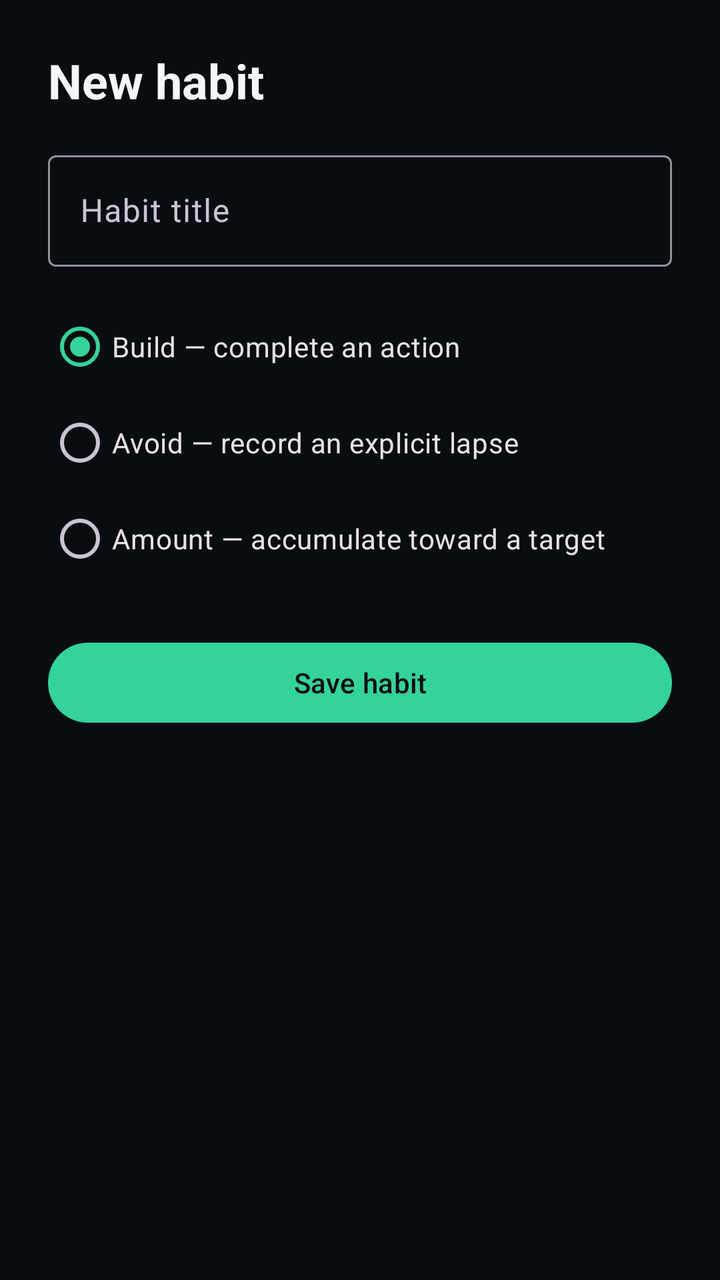
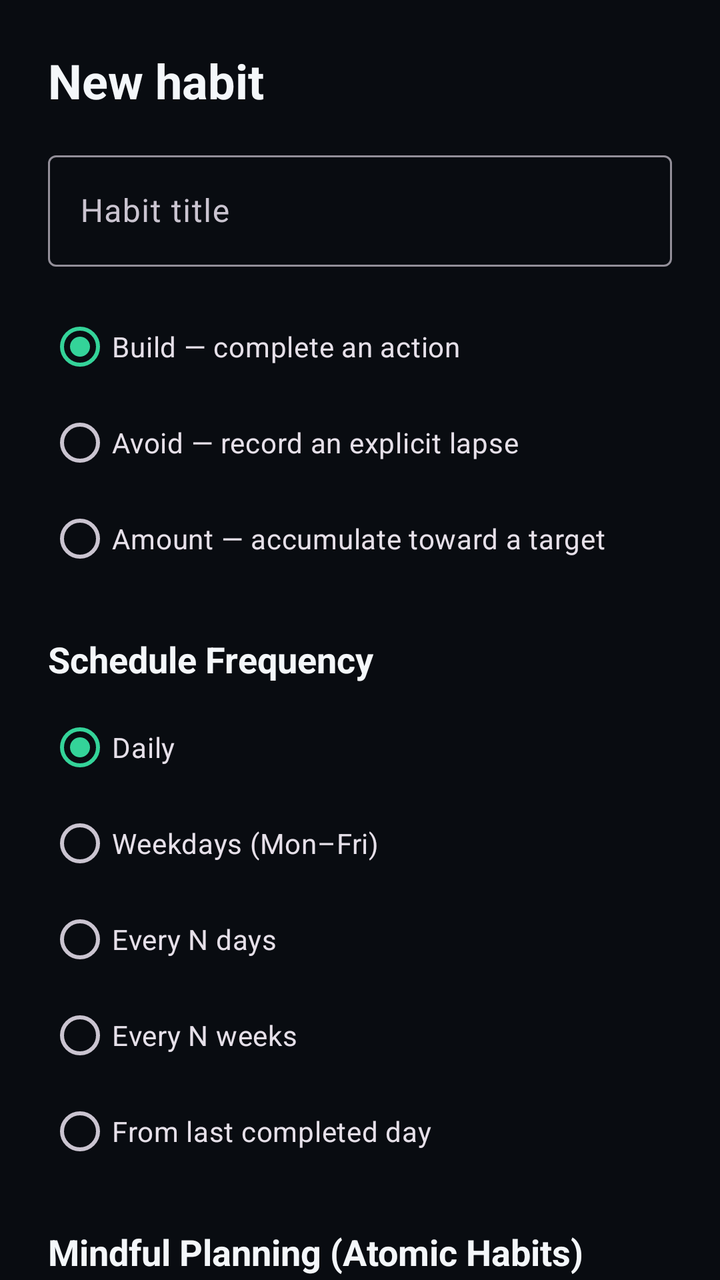

Before-and-after screenshots of an Android layout around one commit, followed by the original layout XML and the change that was made.
<!-- AndroidManifest.xml: application theme Theme.Prottasha -->
<!-- res/layout/activity_habit_edit.xml -->
<?xml version="1.0" encoding="utf-8"?>
<androidx.core.widget.NestedScrollView xmlns:android="http://schemas.android.com/apk/res/android"
    android:layout_width="match_parent"
    android:layout_height="match_parent">
    <LinearLayout
        android:layout_width="match_parent"
        android:layout_height="wrap_content"
        android:orientation="vertical"
        android:padding="@dimen/spacing_large">
        <TextView android:layout_width="match_parent" android:layout_height="wrap_content" android:text="@string/habit_edit_title" android:textColor="@color/color_text_primary" android:textSize="@dimen/text_headline" android:textStyle="bold" />
        <com.google.android.material.textfield.TextInputLayout android:id="@+id/habit_title_layout" android:layout_width="match_parent" android:layout_height="wrap_content" android:layout_marginTop="@dimen/spacing_medium" android:hint="@string/habit_title_hint">
            <com.google.android.material.textfield.TextInputEditText android:id="@+id/habit_title_input" android:layout_width="match_parent" android:layout_height="wrap_content" android:inputType="textCapSentences" android:maxLength="100" />
        </com.google.android.material.textfield.TextInputLayout>
        <RadioGroup android:id="@+id/habit_type_group" android:layout_width="match_parent" android:layout_height="wrap_content" android:layout_marginTop="@dimen/spacing_medium" android:checkedButton="@id/habit_type_build">
            <RadioButton android:id="@+id/habit_type_build" android:layout_width="match_parent" android:layout_height="wrap_content" android:minHeight="@dimen/touch_target_min" android:text="@string/habit_type_build" />
            <RadioButton android:id="@+id/habit_type_avoid" android:layout_width="match_parent" android:layout_height="wrap_content" android:minHeight="@dimen/touch_target_min" android:text="@string/habit_type_avoid" />
            <RadioButton android:id="@+id/habit_type_amount" android:layout_width="match_parent" android:layout_height="wrap_content" android:minHeight="@dimen/touch_target_min" android:text="@string/habit_type_amount" />
        </RadioGroup>
        <com.google.android.material.textfield.TextInputLayout android:id="@+id/habit_target_layout" android:layout_width="match_parent" android:layout_height="wrap_content" android:hint="@string/habit_target_hint" android:visibility="gone">
            <com.google.android.material.textfield.TextInputEditText android:id="@+id/habit_target_input" android:layout_width="match_parent" android:layout_height="wrap_content" android:inputType="number" android:text="@string/habit_default_target" />
        </com.google.android.material.textfield.TextInputLayout>
        <com.google.android.material.button.MaterialButton android:id="@+id/habit_save_button" style="@style/Widget.Prottasha.Button.Pill" android:layout_width="match_parent" android:layout_height="wrap_content" android:layout_marginTop="@dimen/spacing_large" android:minHeight="@dimen/touch_target_min" android:text="@string/habit_save" />
    </LinearLayout>
</androidx.core.widget.NestedScrollView>
<!-- resources referenced by this layout -->
<resources>
  <color name="color_text_primary">#F4F7FA</color>
  <dimen name="spacing_large">24dp</dimen>
  <dimen name="spacing_medium">16dp</dimen>
  <dimen name="text_headline">24sp</dimen>
  <dimen name="touch_target_min">48dp</dimen>
  <string name="habit_default_target">1</string>
  <string name="habit_edit_title">New habit</string>
  <string name="habit_save">Save habit</string>
  <string name="habit_target_hint">Daily target</string>
  <string name="habit_title_hint">Habit title</string>
  <string name="habit_type_amount">Amount — accumulate toward a target</string>
  <string name="habit_type_avoid">Avoid — record an explicit lapse</string>
  <string name="habit_type_build">Build — complete an action</string>
  <style name="Widget.Prottasha.Button.Pill" parent="Widget.Material3.Button">
          <item name="android:textColor">@color/color_on_hope</item>
          <item name="cornerRadius">@dimen/pill_button_radius</item>
          <item name="backgroundTint">@color/color_hope</item>
      </style>
  <color name="color_on_hope">#090C11</color>
  <dimen name="pill_button_radius">28dp</dimen>
  <color name="color_hope">#34D399</color>
  <color name="color_background">#090C11</color>
  <color name="color_surface">#151A22</color>
  <color name="color_surface_raised">#202833</color>
  <color name="color_identity">#7C8DFF</color>
  <color name="color_on_identity">#090C11</color>
  <color name="color_crisis">#F87171</color>
  <color name="color_on_crisis">#090C11</color>
  <color name="color_text_secondary">#A9B3C0</color>
  <!-- unchanged entries left out for length: 1 -->
</resources>

<!-- the commit's change to res/layout/activity_habit_edit.xml (unified diff, before → after) -->
@@ -1,24 +1,379 @@
 <?xml version="1.0" encoding="utf-8"?>
 <androidx.core.widget.NestedScrollView xmlns:android="http://schemas.android.com/apk/res/android"
+    xmlns:app="http://schemas.android.com/apk/res-auto"
     android:layout_width="match_parent"
-    android:layout_height="match_parent">
+    android:layout_height="match_parent"
+    android:fillViewport="true">
+
     <LinearLayout
         android:layout_width="match_parent"
         android:layout_height="wrap_content"
         android:orientation="vertical"
         android:padding="@dimen/spacing_large">
-        <TextView android:layout_width="match_parent" android:layout_height="wrap_content" android:text="@string/habit_edit_title" android:textColor="@color/color_text_primary" android:textSize="@dimen/text_headline" android:textStyle="bold" />
-        <com.google.android.material.textfield.TextInputLayout android:id="@+id/habit_title_layout" android:layout_width="match_parent" android:layout_height="wrap_content" android:layout_marginTop="@dimen/spacing_medium" android:hint="@string/habit_title_hint">
-            <com.google.android.material.textfield.TextInputEditText android:id="@+id/habit_title_input" android:layout_width="match_parent" android:layout_height="wrap_content" android:inputType="textCapSentences" android:maxLength="100" />
-        </com.google.android.material.textfield.TextInputLayout>
-        <RadioGroup android:id="@+id/habit_type_group" android:layout_width="match_parent" android:layout_height="wrap_content" android:layout_marginTop="@dimen/spacing_medium" android:checkedButton="@id/habit_type_build">
-            <RadioButton android:id="@+id/habit_type_build" android:layout_width="match_parent" android:layout_height="wrap_content" android:minHeight="@dimen/touch_target_min" android:text="@string/habit_type_build" />
-            <RadioButton android:id="@+id/habit_type_avoid" android:layout_width="match_parent" android:layout_height="wrap_content" android:minHeight="@dimen/touch_target_min" android:text="@string/habit_type_avoid" />
-            <RadioButton android:id="@+id/habit_type_amount" android:layout_width="match_parent" android:layout_height="wrap_content" android:minHeight="@dimen/touch_target_min" android:text="@string/habit_type_amount" />
+
+        <TextView
+            android:id="@+id/habit_edit_screen_title"
+            android:layout_width="match_parent"
+            android:layout_height="wrap_content"
+            android:text="@string/habit_edit_title"
+            android:textColor="@color/color_text_primary"
+            android:textSize="@dimen/text_headline"
+            android:textStyle="bold" />
+
+        <com.google.android.material.textfield.TextInputLayout
+            android:id="@+id/habit_title_layout"
+            android:layout_width="match_parent"
+            android:layout_height="wrap_content"
+            android:layout_marginTop="@dimen/spacing_medium"
+            android:hint="@string/habit_title_hint">
+
+            <com.google.android.material.textfield.TextInputEditText
+                android:id="@+id/habit_title_input"
+                android:layout_width="match_parent"
+                android:layout_height="wrap_content"
+                android:inputType="textCapSentences"
+                android:maxLength="100" />
+        </com.google.android.material.textfield.TextInputLayout>
+
+        
+        <RadioGroup
+            android:id="@+id/habit_type_group"
+            android:layout_width="match_parent"
+            android:layout_height="wrap_content"
+            android:layout_marginTop="@dimen/spacing_medium"
+            android:checkedButton="@id/habit_type_build">
+
+            <RadioButton
+                android:id="@+id/habit_type_build"
+                android:layout_width="match_parent"
+                android:layout_height="wrap_content"
+                android:minHeight="@dimen/touch_target_min"
+                android:text="@string/habit_type_build" />
+
+            <RadioButton
+                android:id="@+id/habit_type_avoid"
+                android:layout_width="match_parent"
+                android:layout_height="wrap_content"
+                android:minHeight="@dimen/touch_target_min"
+                android:text="@string/habit_type_avoid" />
+
+            <RadioButton
+                android:id="@+id/habit_type_amount"
+                android:layout_width="match_parent"
+                android:layout_height="wrap_content"
+                android:minHeight="@dimen/touch_target_min"
+                android:text="@string/habit_type_amount" />
         </RadioGroup>
-        <com.google.android.material.textfield.TextInputLayout android:id="@+id/habit_target_layout" android:layout_width="match_parent" android:layout_height="wrap_content" android:hint="@string/habit_target_hint" android:visibility="gone">
-            <com.google.android.material.textfield.TextInputEditText android:id="@+id/habit_target_input" android:layout_width="match_parent" android:layout_height="wrap_content" android:inputType="number" android:text="@string/habit_default_target" />
-        </com.google.android.material.textfield.TextInputLayout>
-        <com.google.android.material.button.MaterialButton android:id="@+id/habit_save_button" style="@style/Widget.Prottasha.Button.Pill" android:layout_width="match_parent" android:layout_height="wrap_content" android:layout_marginTop="@dimen/spacing_large" android:minHeight="@dimen/touch_target_min" android:text="@string/habit_save" />
+
+        
+        <com.google.android.material.textfield.TextInputLayout
+            android:id="@+id/habit_target_layout"
+            android:layout_width="match_parent"
+            android:layout_height="wrap_content"
+            android:layout_marginTop="@dimen/spacing_small"
+            android:hint="@string/habit_target_hint"
+            android:visibility="gone">
+
+            <com.google.android.material.textfield.TextInputEditText
+                android:id="@+id/habit_target_input"
+                android:layout_width="match_parent"
+                android:layout_height="wrap_content"
+                android:inputType="number"
+                android:text="@string/habit_default_target" />
+        </com.google.android.material.textfield.TextInputLayout>
+
+        
+        <LinearLayout
+            android:id="@+id/habit_amount_section"
+            android:layout_width="match_parent"
+            android:layout_height="wrap_content"
+            android:orientation="vertical"
+            android:visibility="gone">
+
+            <com.google.android.material.textfield.TextInputLayout
+                android:id="@+id/habit_unit_layout"
+                android:layout_width="match_parent"
+                android:layout_height="wrap_content"
+                android:layout_marginTop="@dimen/spacing_small"
+                android:hint="@string/habit_unit_hint">
+
+                <com.google.android.material.textfield.TextInputEditText
+                    android:id="@+id/habit_unit_input"
+                    android:layout_width="match_parent"
+                    android:layout_height="wrap_content"
+                    android:inputType="text" />
+            </com.google.android.material.textfield.TextInputLayout>
+
+            <com.google.android.material.textfield.TextInputLayout
+                android:id="@+id/habit_increment_layout"
+                android:layout_width="match_parent"
+                android:layout_height="wrap_content"
+                android:layout_marginTop="@dimen/spacing_small"
+                android:hint="@string/habit_increment_hint">
+
+                <com.google.android.material.textfield.TextInputEditText
+                    android:id="@+id/habit_increment_input"
+                    android:layout_width="match_parent"
+                    android:layout_height="wrap_content"
+                    android:inputType="number"
+                    android:text="1" />
+            </com.google.android.material.textfield.TextInputLayout>
+
+            <com.google.android.material.textfield.TextInputLayout
+                android:id="@+id/habit_maximum_layout"
+                android:layout_width="match_parent"
+                android:layout_height="wrap_content"
+                android:layout_marginTop="@dimen/spacing_small"
+                android:hint="@string/habit_maximum_hint">
+
+                <com.google.android.material.textfield.TextInputEditText
+                    android:id="@+id/habit_maximum_input"
+                    android:layout_width="match_parent"
+                    android:layout_height="wrap_content"
+                    android:inputType="number" />
+            </com.google.android.material.textfield.TextInputLayout>
+        </LinearLayout>
+
+        
+        <TextView
+            android:layout_width="match_parent"
+            android:layout_height="wrap_content"
+            android:layout_marginTop="@dimen/spacing_large"
+            android:text="@string/habit_frequency_title"
+            android:textColor="@color/color_text_primary"
+            android:textSize="@dimen/text_title"
+            android:textStyle="bold" />
+
+        <RadioGroup
+            android:id="@+id/habit_frequency_group"
+            android:layout_width="match_parent"
+            android:layout_height="wrap_content"
+            android:layout_marginTop="@dimen/spacing_small"
+            android:checkedButton="@id/habit_freq_daily">
+
+            <RadioButton
+                android:id="@+id/habit_freq_daily"
+                android:layout_width="match_parent"
+                android:layout_height="wrap_content"
+                android:minHeight="@dimen/touch_target_min"
+                android:text="@string/habit_freq_daily" />
+
+            <RadioButton
+                android:id="@+id/habit_freq_weekdays"
+                android:layout_width="match_parent"
+                android:layout_height="wrap_content"
+                android:minHeight="@dimen/touch_target_min"
+                android:text="@string/habit_freq_weekdays" />
+
+            <RadioButton
+                android:id="@+id/habit_freq_every_n_days"
+                android:layout_width="match_parent"
+                android:layout_height="wrap_content"
+                android:minHeight="@dimen/touch_target_min"
+                android:text="@string/habit_freq_every_n_days" />
+
+            <RadioButton
+                android:id="@+id/habit_freq_every_n_weeks"
+                android:layout_width="match_parent"
+                android:layout_height="wrap_content"
+                android:minHeight="@dimen/touch_target_min"
+                android:text="@string/habit_freq_every_n_weeks" />
+
+            <RadioButton
+                android:id="@+id/habit_freq_from_last_done"
+                android:layout_width="match_parent"
+                android:layout_height="wrap_content"
+                android:minHeight="@dimen/touch_target_min"
+                android:text="@string/habit_freq_from_last_done" />
+        </RadioGroup>
+
+        <com.google.android.material.textfield.TextInputLayout
+            android:id="@+id/habit_interval_layout"
+            android:layout_width="match_parent"
+            android:layout_height="wrap_content"
+            android:layout_marginTop="@dimen/spacing_small"
+            android:hint="@string/habit_interval_hint"
+            android:visibility="gone">
+
+            <com.google.android.material.textfield.TextInputEditText
+                android:id="@+id/habit_interval_input"
+                android:layout_width="match_parent"
+                android:layout_height="wrap_content"
+                android:inputType="number"
+                android:text="2" />
+        </com.google.android.material.textfield.TextInputLayout>
+
+        
+        <TextView
+            android:layout_width="match_parent"
+            android:layout_height="wrap_content"
+            android:layout_marginTop="@dimen/spacing_large"
+            android:text="Mindful Planning (Atomic Habits)"
+            android:textColor="@color/color_text_primary"
+            android:textSize="@dimen/text_title"
+            android:textStyle="bold" />
+
+        <com.google.android.material.textfield.TextInputLayout
+            android:id="@+id/habit_cue_layout"
+            android:layout_width="match_parent"
+            android:layout_height="wrap_content"
+            android:layout_marginTop="@dimen/spacing_small"
+            android:hint="@string/habit_cue_hint">
+
+            <com.google.android.material.textfield.TextInputEditText
+                android:id="@+id/habit_cue_input"
+                android:layout_width="match_parent"
+                android:layout_height="wrap_content"
+                android:inputType="textCapSentences" />
+        </com.google.android.material.textfield.TextInputLayout>
+
+        <com.google.android.material.textfield.TextInputLayout
+            android:id="@+id/habit_two_minute_layout"
+            android:layout_width="match_parent"
+            android:layout_height="wrap_content"
+            android:layout_marginTop="@dimen/spacing_small"
+            android:hint="@string/habit_two_minute_hint">
+
+            <com.google.android.material.textfield.TextInputEditText
+                android:id="@+id/habit_two_minute_input"
+                android:layout_width="match_parent"
+                android:layout_height="wrap_content"
+                android:inputType="textCapSentences" />
+        </com.google.android.material.textfield.TextInputLayout>
+
+        <com.google.android.material.textfield.TextInputLayout
+            android:id="@+id/habit_reward_layout"
+            android:layout_width="match_parent"
+            android:layout_height="wrap_content"
+            android:layout_marginTop="@dimen/spacing_small"
+            android:hint="@string/habit_reward_hint">
+
+            <com.google.android.material.textfield.TextInputEditText
+                android:id="@+id/habit_reward_input"
+                android:layout_width="match_parent"
+                android:layout_height="wrap_content"
+                android:inputType="textCapSentences" />
+        </com.google.android.material.textfield.TextInputLayout>
+
+        <com.google.android.material.textfield.TextInputLayout
+            android:id="@+id/habit_if_then_layout"
+            android:layout_width="match_parent"
+            android:layout_height="wrap_content"
+            android:layout_marginTop="@dimen/spacing_small"
+            android:hint="@string/habit_if_then_hint">
+
+            <com.google.android.material.textfield.TextInputEditText
+                android:id="@+id/habit_if_then_input"
+                android:layout_width="match_parent"
+                android:layout_height="wrap_content"
+                android:inputType="textCapSentences" />
+        </com.google.android.material.textfield.TextInputLayout>
+
+        <com.google.android.material.textfield.TextInputLayout
+            android:id="@+id/habit_rebound_layout"
+            android:layout_width="match_parent"
+            android:layout_height="wrap_content"
+            android:layout_marginTop="@dimen/spacing_small"
+            android:hint="@string/habit_rebound_hint">
+
+            <com.google.android.material.textfield.TextInputEditText
+                android:id="@+id/habit_rebound_input"
+                android:layout_width="match_parent"
+                android:layout_height="wrap_content"
+                android:inputType="textCapSentences" />
+        </com.google.android.material.textfield.TextInputLayout>
+
+        <com.google.android.material.textfield.TextInputLayout
+            android:id="@+id/habit_focus_minutes_layout"
+            android:layout_width="match_parent"
+            android:layout_height="wrap_content"
+            android:layout_marginTop="@dimen/spacing_small"
+            android:hint="@string/habit_focus_minutes_hint">
+
+            <com.google.android.material.textfield.TextInputEditText
+                android:id="@+id/habit_focus_minutes_input"
+                android:layout_width="match_parent"
+                android:layout_height="wrap_content"
+                android:inputType="number" />
+        </com.google.android.material.textfield.TextInputLayout>
+
+        <com.google.android.material.textfield.TextInputLayout
+            android:id="@+id/habit_accountability_layout"
+            android:layout_width="match_parent"
+            android:layout_height="wrap_content"
+            android:layout_marginTop="@dimen/spacing_small"
+            android:hint="@string/habit_accountability_hint">
+
+            <com.google.android.material.textfield.TextInputEditText
+                android:id="@+id/habit_accountability_input"
+                android:layout_width="match_parent"
+                android:layout_height="wrap_content"
+                android:inputType="textCapSentences" />
+        </com.google.android.material.textfield.TextInputLayout>
+
+        
+        <LinearLayout
+            android:id="@+id/habit_substeps_section"
+            android:layout_width="match_parent"
+            android:layout_height="wrap_content"
+            android:layout_marginTop="@dimen/spacing_large"
+            android:orientation="vertical">
+
+            <TextView
+                android:layout_width="match_parent"
+                android:layout_height="wrap_content"
+                android:text="@string/habit_substeps_title"
+                android:textColor="@color/color_text_primary"
+                android:textSize="@dimen/text_title"
+                android:textStyle="bold" />
+
+            <LinearLayout
+                android:id="@+id/habit_substeps_container"
+                android:layout_width="match_parent"
+                android:layout_height="wrap_content"
+                android:layout_marginTop="@dimen/spacing_small"
+                android:orientation="vertical" />
+
+            <LinearLayout
+                android:layout_width="match_parent"
+                android:layout_height="wrap_content"
+                android:layout_marginTop="@dimen/spacing_small"
+                android:gravity="center_vertical"
+                android:orientation="horizontal">
+
+                <com.google.android.material.textfield.TextInputLayout
+                    android:layout_width="0dp"
+                    android:layout_height="wrap_content"
+                    android:layout_weight="1"
+                    android:hint="@string/habit_substep_hint">
+
+                    <com.google.android.material.textfield.TextInputEditText
+                        android:id="@+id/habit_substep_new_input"
+                        android:layout_width="match_parent"
+                        android:layout_height="wrap_content"
+                        android:inputType="textCapSentences" />
+                </com.google.android.material.textfield.TextInputLayout>
+
+                <com.google.android.material.button.MaterialButton
+                    android:id="@+id/habit_add_substep_button"
+                    style="@style/Widget.Material3.Button.TextButton"
+                    android:layout_width="wrap_content"
+                    android:layout_height="wrap_content"
+                    android:layout_marginStart="@dimen/spacing_small"
+                    android:minHeight="@dimen/touch_target_min"
+                    android:text="@string/habit_add_substep" />
+            </LinearLayout>
+        </LinearLayout>
+
+        
+        <com.google.android.material.button.MaterialButton
+            android:id="@+id/habit_save_button"
+            style="@style/Widget.Prottasha.Button.Pill"
+            android:layout_width="match_parent"
+            android:layout_height="wrap_content"
+            android:layout_marginTop="@dimen/spacing_xlarge"
+            android:minHeight="@dimen/touch_target_min"
+            android:text="@string/habit_save" />
+
     </LinearLayout>
 </androidx.core.widget.NestedScrollView>
<!-- resource entries referenced after the edit -->
@@ -3,16 +3,39 @@
   <color name="color_text_primary">#F4F7FA</color>
   <dimen name="spacing_large">24dp</dimen>
   <dimen name="spacing_medium">16dp</dimen>
+  <dimen name="spacing_small">8dp</dimen>
+  <dimen name="spacing_xlarge">32dp</dimen>
   <dimen name="text_headline">24sp</dimen>
+  <dimen name="text_title">18sp</dimen>
   <dimen name="touch_target_min">48dp</dimen>
+  <string name="habit_accountability_hint">Accountability partner note</string>
+  <string name="habit_add_substep">Add substep</string>
+  <string name="habit_cue_hint">Cue: Where and when will you do it?</string>
   <string name="habit_default_target">1</string>
   <string name="habit_edit_title">New habit</string>
+  <string name="habit_focus_minutes_hint">Focus timer minutes (optional)</string>
+  <string name="habit_freq_daily">Daily</string>
+  <string name="habit_freq_every_n_days">Every N days</string>
+  <string name="habit_freq_every_n_weeks">Every N weeks</string>
+  <string name="habit_freq_from_last_done">From last completed day</string>
+  <string name="habit_freq_weekdays">Weekdays (Mon–Fri)</string>
+  <string name="habit_frequency_title">Schedule Frequency</string>
+  <string name="habit_if_then_hint">If-then implementation plan</string>
+  <string name="habit_increment_hint">Increment value</string>
+  <string name="habit_interval_hint">Interval (e.g. 2 for every 2 days/weeks)</string>
+  <string name="habit_maximum_hint">Daily maximum</string>
+  <string name="habit_rebound_hint">Rebound plan: What to do after a miss</string>
+  <string name="habit_reward_hint">Immediate reward</string>
   <string name="habit_save">Save habit</string>
+  <string name="habit_substep_hint">New substep item</string>
+  <string name="habit_substeps_title">Checklist Substeps</string>
   <string name="habit_target_hint">Daily target</string>
   <string name="habit_title_hint">Habit title</string>
+  <string name="habit_two_minute_hint">Two-minute rule: The smallest start</string>
   <string name="habit_type_amount">Amount — accumulate toward a target</string>
   <string name="habit_type_avoid">Avoid — record an explicit lapse</string>
   <string name="habit_type_build">Build — complete an action</string>
+  <string name="habit_unit_hint">Unit (e.g. pages, glasses, minutes)</string>
   <style name="Widget.Prottasha.Button.Pill" parent="Widget.Material3.Button">
           <item name="android:textColor">@color/color_on_hope</item>
           <item name="cornerRadius">@dimen/pill_button_radius</item>
